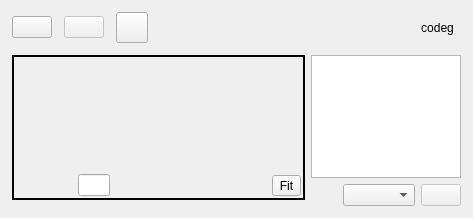
This is src/Ui/AppWindow.ui in NikolayRag/codeg as Qt 5 draws it before an edit. The edited form follows.
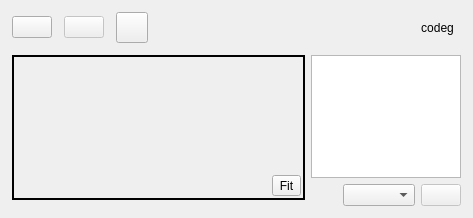
This is the edited form. Icons and pictures are not drawn.

Commit message: remove layer bar

Patch:
```diff
--- a/src/Ui/AppWindow.ui
+++ b/src/Ui/AppWindow.ui
@@ -356,51 +356,6 @@
                      </column>
                     </widget>
                    </item>
-                   <item>
-                    <layout class="QHBoxLayout" name="horizontalLayout_7">
-                     <property name="leftMargin">
-                      <number>6</number>
-                     </property>
-                     <property name="topMargin">
-                      <number>0</number>
-                     </property>
-                     <property name="rightMargin">
-                      <number>6</number>
-                     </property>
-                     <item>
-                      <spacer name="horizontalSpacer_5">
-                       <property name="orientation">
-                        <enum>Qt::Horizontal</enum>
-                       </property>
-                       <property name="sizeHint" stdset="0">
-                        <size>
-                         <width>40</width>
-                         <height>20</height>
-                        </size>
-                       </property>
-                      </spacer>
-                     </item>
-                     <item>
-                      <widget class="QLineEdit" name="lineLayerPower">
-                       <property name="sizePolicy">
-                        <sizepolicy hsizetype="MinimumExpanding" vsizetype="Fixed">
-                         <horstretch>0</horstretch>
-                         <verstretch>0</verstretch>
-                        </sizepolicy>
-                       </property>
-                       <property name="maximumSize">
-                        <size>
-                         <width>32</width>
-                         <height>16777215</height>
-                        </size>
-                       </property>
-                       <property name="text">
-                        <string/>
-                       </property>
-                      </widget>
-                     </item>
-                    </layout>
-                   </item>
                   </layout>
                  </widget>
                 </item>
```
The commit also changes 1 other file.
